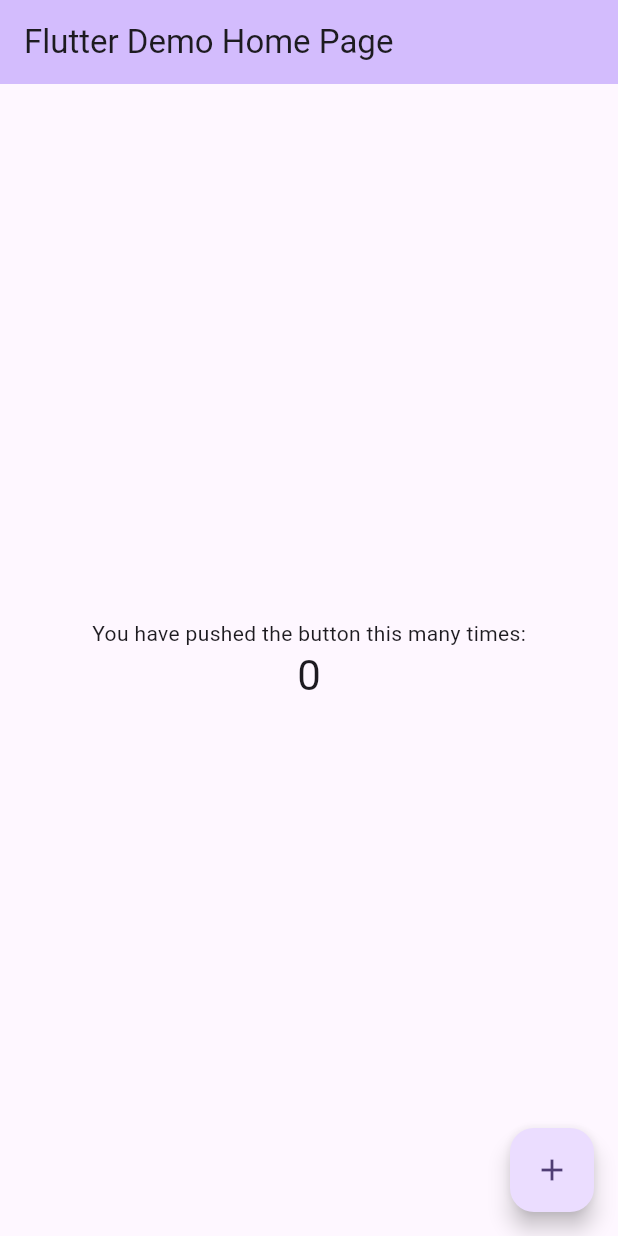
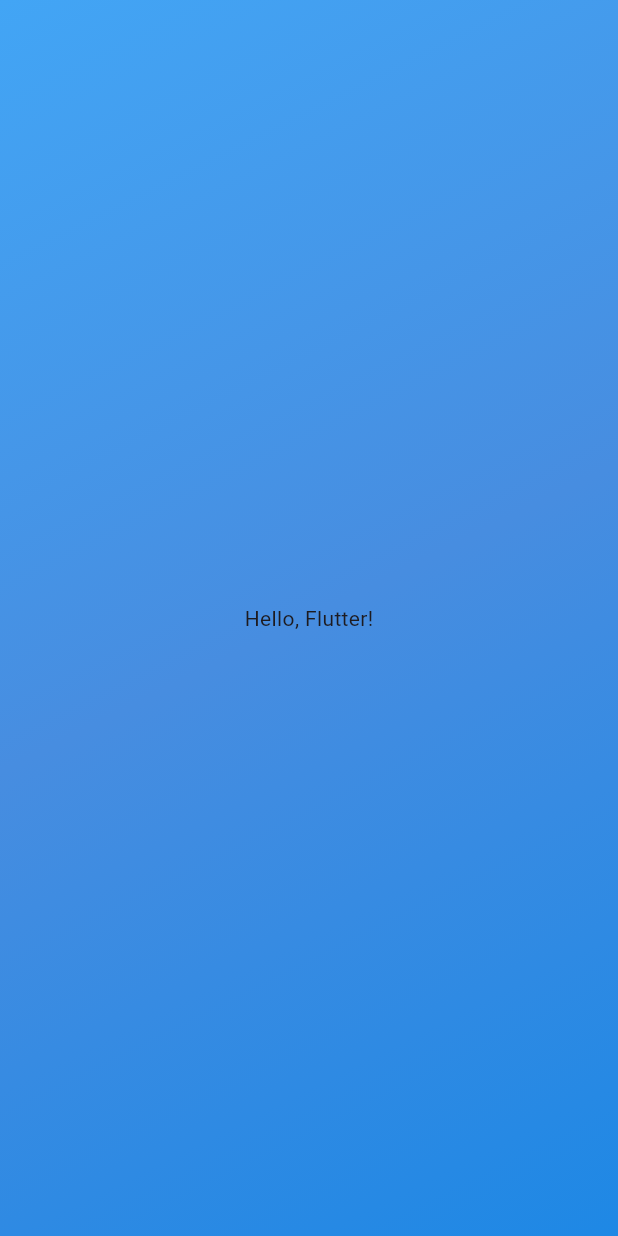
Before and after one commit to oeleomar/flutter-apps, a Flutter app: the screen it shows after launch, on a phone screen of 412 x 824 dp. Run offline on Flutter 3.47's test engine with Material 3 defaults, Android fonts, the phone set to English and light mode, and no system bars.

Commit message:
feat: add initial page

```diff
--- a/dice_app/analysis_options.yaml
+++ b/dice_app/analysis_options.yaml
@@ -8,6 +8,9 @@
 # The following line activates a set of recommended lints for Flutter apps,
 # packages, and plugins designed to encourage good coding practices.
 include: package:flutter_lints/flutter.yaml
+
+formatter:
+  trailing_commas: preserve
 
 linter:
   # The lint rules applied to this project can be customized in the
--- a/dice_app/lib/main.dart
+++ b/dice_app/lib/main.dart
@@ -1,122 +1,26 @@
 import 'package:flutter/material.dart';
 
 void main() {
-  runApp(const MyApp());
-}
-
-class MyApp extends StatelessWidget {
-  const MyApp({super.key});
-
-  // This widget is the root of your application.
-  @override
-  Widget build(BuildContext context) {
-    return MaterialApp(
-      title: 'Flutter Demo',
-      theme: ThemeData(
-        // This is the theme of your application.
-        //
-        // TRY THIS: Try running your application with "flutter run". You'll see
-        // the application has a purple toolbar. Then, without quitting the app,
-        // try changing the seedColor in the colorScheme below to Colors.green
-        // and then invoke "hot reload" (save your changes or press the "hot
-        // reload" button in a Flutter-supported IDE, or press "r" if you used
-        // the command line to start the app).
-        //
-        // Notice that the counter didn't reset back to zero; the application
-        // state is not lost during the reload. To reset the state, use hot
-        // restart instead.
-        //
-        // This works for code too, not just values: Most code changes can be
-        // tested with just a hot reload.
-        colorScheme: ColorScheme.fromSeed(seedColor: Colors.deepPurple),
-      ),
-      home: const MyHomePage(title: 'Flutter Demo Home Page'),
-    );
-  }
-}
-
-class MyHomePage extends StatefulWidget {
-  const MyHomePage({super.key, required this.title});
-
-  // This widget is the home page of your application. It is stateful, meaning
-  // that it has a State object (defined below) that contains fields that affect
-  // how it looks.
-
-  // This class is the configuration for the state. It holds the values (in this
-  // case the title) provided by the parent (in this case the App widget) and
-  // used by the build method of the State. Fields in a Widget subclass are
-  // always marked "final".
-
-  final String title;
-
-  @override
-  State<MyHomePage> createState() => _MyHomePageState();
-}
-
-class _MyHomePageState extends State<MyHomePage> {
-  int _counter = 0;
-
-  void _incrementCounter() {
-    setState(() {
-      // This call to setState tells the Flutter framework that something has
-      // changed in this State, which causes it to rerun the build method below
-      // so that the display can reflect the updated values. If we changed
-      // _counter without calling setState(), then the build method would not be
-      // called again, and so nothing would appear to happen.
-      _counter++;
-    });
-  }
-
-  @override
-  Widget build(BuildContext context) {
-    // This method is rerun every time setState is called, for instance as done
-    // by the _incrementCounter method above.
-    //
-    // The Flutter framework has been optimized to make rerunning build methods
-    // fast, so that you can just rebuild anything that needs updating rather
-    // than having to individually change instances of widgets.
-    return Scaffold(
-      appBar: AppBar(
-        // TRY THIS: Try changing the color here to a specific color (to
-        // Colors.amber, perhaps?) and trigger a hot reload to see the AppBar
-        // change color while the other colors stay the same.
-        backgroundColor: Theme.of(context).colorScheme.inversePrimary,
-        // Here we take the value from the MyHomePage object that was created by
-        // the App.build method, and use it to set our appbar title.
-        title: Text(widget.title),
-      ),
-      body: Center(
-        // Center is a layout widget. It takes a single child and positions it
-        // in the middle of the parent.
-        child: Column(
-          // Column is also a layout widget. It takes a list of children and
-          // arranges them vertically. By default, it sizes itself to fit its
-          // children horizontally, and tries to be as tall as its parent.
-          //
-          // Column has various properties to control how it sizes itself and
-          // how it positions its children. Here we use mainAxisAlignment to
-          // center the children vertically; the main axis here is the vertical
-          // axis because Columns are vertical (the cross axis would be
-          // horizontal).
-          //
-          // TRY THIS: Invoke "debug painting" (choose the "Toggle Debug Paint"
-          // action in the IDE, or press "p" in the console), to see the
-          // wireframe for each widget.
-          mainAxisAlignment: MainAxisAlignment.center,
-          children: <Widget>[
-            const Text('You have pushed the button this many times:'),
-            Text(
-              '$_counter',
-              style: Theme.of(context).textTheme.headlineMedium,
+  runApp(
+    MaterialApp(
+      home: Scaffold(
+        body: Container(
+          decoration: BoxDecoration(
+            gradient: LinearGradient(
+              begin: Alignment.topLeft,
+              end: Alignment.bottomRight,
+              colors: [
+                Color(0xFF42A5F5), // Light Blue
+                Color(0xFF478DE0), // Medium Blue
+                Color(0xFF1E88E5), // Darker Blue
+              ],
             ),
-          ],
+          ),
+          child: Center(
+            child: Text('Hello, Flutter!'),
+          ),
         ),
       ),
-      floatingActionButton: FloatingActionButton(
-        onPressed: _incrementCounter,
-        tooltip: 'Increment',
-        child: const Icon(Icons.add),
-      ), // This trailing comma makes auto-formatting nicer for build methods.
-    );
-  }
+    ),
+  );
 }
```
Also changed, not shown: 1 other file.
